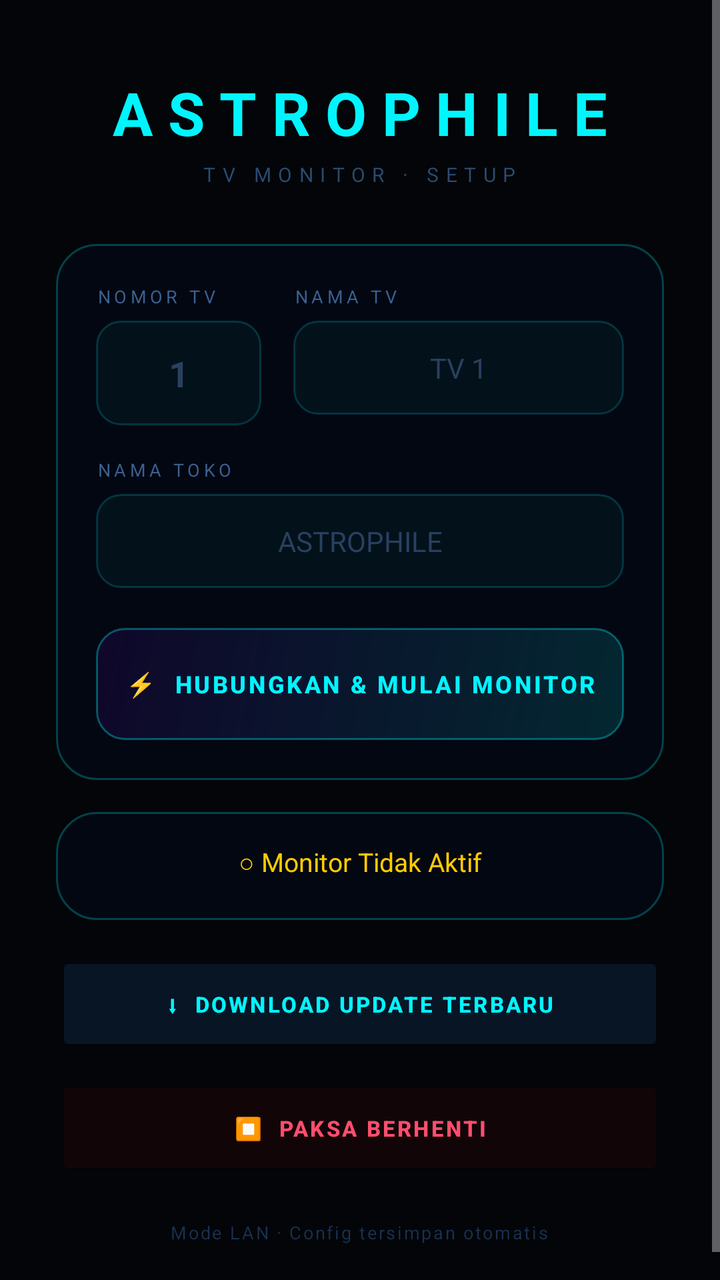
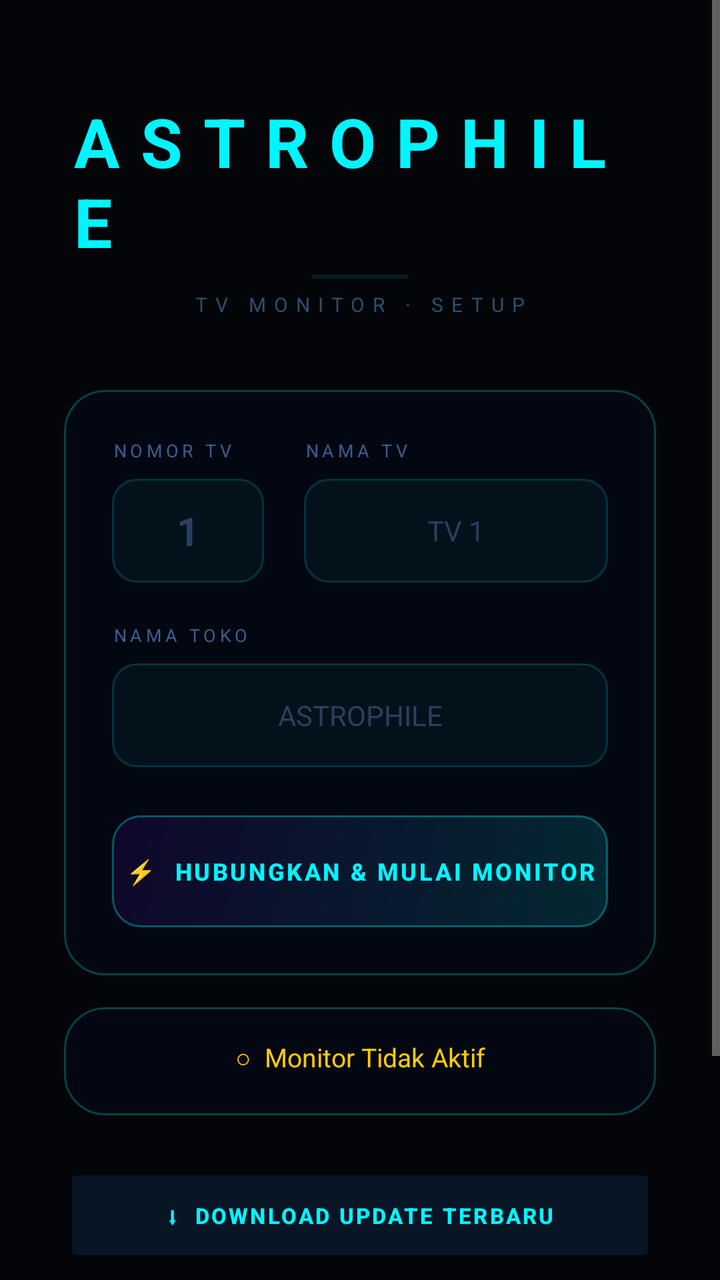

The first picture is an Android layout as it rendered before a commit; the second is the same layout after the commit. The layout source and the unified diff follow.
<!-- AndroidManifest.xml: application theme Theme.AppCompat.NoActionBar -->
<!-- res/layout/activity_setup.xml -->
<?xml version="1.0" encoding="utf-8"?>
<ScrollView xmlns:android="http://schemas.android.com/apk/res/android"
    android:layout_width="match_parent"
    android:layout_height="match_parent"
    android:background="#030508"
    android:fillViewport="true">

    <LinearLayout
        android:layout_width="match_parent"
        android:layout_height="wrap_content"
        android:orientation="vertical"
        android:gravity="center_horizontal"
        android:paddingStart="28dp"
        android:paddingEnd="28dp"
        android:paddingTop="36dp"
        android:paddingBottom="32dp">

        
        <TextView
            android:layout_width="wrap_content"
            android:layout_height="wrap_content"
            android:text="ASTROPHILE"
            android:textSize="30sp"
            android:textStyle="bold"
            android:textColor="#00f5ff"
            android:letterSpacing="0.25"
            android:layout_marginBottom="4dp"/>

        <TextView
            android:layout_width="wrap_content"
            android:layout_height="wrap_content"
            android:text="TV MONITOR · SETUP"
            android:textSize="10sp"
            android:textColor="#2a4a70"
            android:letterSpacing="0.35"
            android:layout_marginBottom="28dp"/>

        
        <LinearLayout
            android:layout_width="match_parent"
            android:layout_height="wrap_content"
            android:orientation="vertical"
            android:background="@drawable/card_bg"
            android:padding="20dp"
            android:layout_marginBottom="16dp">

            
            <LinearLayout
                android:layout_width="match_parent"
                android:layout_height="wrap_content"
                android:orientation="horizontal"
                android:layout_marginBottom="16dp">

                
                <LinearLayout
                    android:layout_width="0dp"
                    android:layout_height="wrap_content"
                    android:layout_weight="1"
                    android:orientation="vertical"
                    android:layout_marginEnd="8dp">

                    <TextView
                        android:layout_width="wrap_content"
                        android:layout_height="wrap_content"
                        android:text="NOMOR TV"
                        android:textSize="9sp"
                        android:textColor="#3a6090"
                        android:letterSpacing="0.2"
                        android:layout_marginBottom="6dp"/>

                    <EditText
                        android:id="@+id/etTvNum"
                        android:layout_width="match_parent"
                        android:layout_height="wrap_content"
                        android:hint="1"
                        android:textColorHint="#2a4060"
                        android:textColor="#e8f4ff"
                        android:textSize="18sp"
                        android:textStyle="bold"
                        android:background="@drawable/input_bg"
                        android:padding="14dp"
                        android:gravity="center"
                        android:inputType="number"
                        android:singleLine="true"/>
                </LinearLayout>

                
                <LinearLayout
                    android:layout_width="0dp"
                    android:layout_height="wrap_content"
                    android:layout_weight="2"
                    android:orientation="vertical"
                    android:layout_marginStart="8dp">

                    <TextView
                        android:layout_width="wrap_content"
                        android:layout_height="wrap_content"
                        android:text="NAMA TV"
                        android:textSize="9sp"
                        android:textColor="#3a6090"
                        android:letterSpacing="0.2"
                        android:layout_marginBottom="6dp"/>

                    <EditText
                        android:id="@+id/etTvName"
                        android:layout_width="match_parent"
                        android:layout_height="wrap_content"
                        android:hint="TV 1"
                        android:textColorHint="#2a4060"
                        android:textColor="#e8f4ff"
                        android:textSize="14sp"
                        android:background="@drawable/input_bg"
                        android:padding="14dp"
                        android:gravity="center"
                        android:inputType="text"
                        android:singleLine="true"/>
                </LinearLayout>
            </LinearLayout>

            
            <TextView
                android:layout_width="wrap_content"
                android:layout_height="wrap_content"
                android:text="NAMA TOKO"
                android:textSize="9sp"
                android:textColor="#3a6090"
                android:letterSpacing="0.2"
                android:layout_marginBottom="6dp"/>

            <EditText
                android:id="@+id/etNamaToko"
                android:layout_width="match_parent"
                android:layout_height="wrap_content"
                android:hint="ASTROPHILE"
                android:textColorHint="#2a4060"
                android:textColor="#e8f4ff"
                android:textSize="14sp"
                android:background="@drawable/input_bg"
                android:padding="14dp"
                android:gravity="center"
                android:inputType="textCapCharacters"
                android:singleLine="true"
                android:layout_marginBottom="20dp"/>

            
            <Button
                android:id="@+id/btnConnect"
                android:layout_width="match_parent"
                android:layout_height="56dp"
                android:text="⚡  HUBUNGKAN &amp; MULAI MONITOR"
                android:textColor="#00f5ff"
                android:textSize="12sp"
                android:textStyle="bold"
                android:letterSpacing="0.1"
                android:background="@drawable/btn_connect_bg"/>

        </LinearLayout>

        
        <LinearLayout
            android:layout_width="match_parent"
            android:layout_height="wrap_content"
            android:orientation="vertical"
            android:background="@drawable/card_bg"
            android:padding="16dp"
            android:layout_marginBottom="16dp">

            
            <TextView
                android:id="@+id/tvIpInfo"
                android:layout_width="match_parent"
                android:layout_height="wrap_content"
                android:textSize="12sp"
                android:textColor="#00ff88"
                android:gravity="center"
                android:layout_marginBottom="10dp"
                android:visibility="gone"/>

            
            <TextView
                android:id="@+id/tvStatus"
                android:layout_width="match_parent"
                android:layout_height="wrap_content"
                android:text="○ Monitor Tidak Aktif"
                android:textSize="13sp"
                android:textColor="#ffcc00"
                android:gravity="center"
                android:layout_marginBottom="4dp"/>

            
            <TextView
                android:id="@+id/tvDeviceInfo"
                android:layout_width="match_parent"
                android:layout_height="wrap_content"
                android:textSize="10sp"
                android:textColor="#2a4a6a"
                android:gravity="center"
                android:visibility="gone"/>

        </LinearLayout>

        

        
        <Button
            android:id="@+id/btnDownloadUpdate"
            android:layout_width="match_parent"
            android:layout_height="52dp"
            android:text="⬇  DOWNLOAD UPDATE TERBARU"
            android:textColor="#00f5ff"
            android:textSize="11sp"
            android:textStyle="bold"
            android:letterSpacing="0.1"
            android:backgroundTint="#071525"
            android:layout_marginBottom="10dp"/>

        
        <Button
            android:id="@+id/btnForceStop"
            android:layout_width="match_parent"
            android:layout_height="52dp"
            android:text="⏹  PAKSA BERHENTI"
            android:textColor="#ff4d6d"
            android:textSize="11sp"
            android:textStyle="bold"
            android:letterSpacing="0.1"
            android:backgroundTint="#120508"
            android:layout_marginBottom="20dp"/>

        <TextView
            android:layout_width="wrap_content"
            android:layout_height="wrap_content"
            android:text="Mode LAN · Config tersimpan otomatis"
            android:textSize="9sp"
            android:textColor="#1a3050"
            android:letterSpacing="0.1"/>

    </LinearLayout>
</ScrollView>
<!-- resources referenced by this layout -->
<resources>
  <!-- drawable btn_connect_bg (drawable) -->
  <?xml version="1.0" encoding="utf-8"?>
  <shape xmlns:android="http://schemas.android.com/apk/res/android"
      android:shape="rectangle">
      <gradient
          android:startColor="#2200f5ff"
          android:endColor="#1A7700ff"
          android:angle="135"/>
      <stroke android:width="1dp" android:color="#5500f5ff"/>
      <corners android:radius="14dp"/>
  </shape>
  <!-- drawable card_bg (drawable) -->
  <?xml version="1.0" encoding="utf-8"?>
  <shape xmlns:android="http://schemas.android.com/apk/res/android"
      android:shape="rectangle">
      <solid android:color="#EE040812"/>
      <stroke android:width="1dp" android:color="#4000f5ff"/>
      <corners android:radius="20dp"/>
  </shape>
  <!-- drawable input_bg (drawable) -->
  <?xml version="1.0" encoding="utf-8"?>
  <shape xmlns:android="http://schemas.android.com/apk/res/android"
      android:shape="rectangle">
      <solid android:color="#0A00f5ff"/>
      <stroke android:width="1dp" android:color="#2E00f5ff"/>
      <corners android:radius="12dp"/>
  </shape>
</resources>

<!-- the commit's change to res/layout/activity_setup.xml (unified diff, before → after) -->
@@ -10,30 +10,36 @@
         android:layout_height="wrap_content"
         android:orientation="vertical"
         android:gravity="center_horizontal"
-        android:paddingStart="28dp"
-        android:paddingEnd="28dp"
-        android:paddingTop="36dp"
-        android:paddingBottom="32dp">
+        android:paddingStart="32dp"
+        android:paddingEnd="32dp"
+        android:paddingTop="48dp"
+        android:paddingBottom="40dp">
 
         
         <TextView
             android:layout_width="wrap_content"
             android:layout_height="wrap_content"
             android:text="ASTROPHILE"
-            android:textSize="30sp"
+            android:textSize="34sp"
             android:textStyle="bold"
             android:textColor="#00f5ff"
-            android:letterSpacing="0.25"
+            android:letterSpacing="0.3"
             android:layout_marginBottom="4dp"/>
+
+        <View
+            android:layout_width="48dp"
+            android:layout_height="2dp"
+            android:background="#1A00f5ff"
+            android:layout_marginBottom="6dp"/>
 
         <TextView
             android:layout_width="wrap_content"
             android:layout_height="wrap_content"
             android:text="TV MONITOR · SETUP"
             android:textSize="10sp"
-            android:textColor="#2a4a70"
-            android:letterSpacing="0.35"
-            android:layout_marginBottom="28dp"/>
+            android:textColor="#2a5070"
+            android:letterSpacing="0.4"
+            android:layout_marginBottom="36dp"/>
 
         
         <LinearLayout
@@ -41,7 +47,10 @@
             android:layout_height="wrap_content"
             android:orientation="vertical"
             android:background="@drawable/card_bg"
-            android:padding="20dp"
+            android:paddingStart="24dp"
+            android:paddingEnd="24dp"
+            android:paddingTop="24dp"
+            android:paddingBottom="24dp"
             android:layout_marginBottom="16dp">
 
             
@@ -49,7 +58,7 @@
                 android:layout_width="match_parent"
                 android:layout_height="wrap_content"
                 android:orientation="horizontal"
-                android:layout_marginBottom="16dp">
+                android:layout_marginBottom="20dp">
 
                 
                 <LinearLayout
@@ -57,7 +66,7 @@
                     android:layout_height="wrap_content"
                     android:layout_weight="1"
                     android:orientation="vertical"
-                    android:layout_marginEnd="8dp">
+                    android:layout_marginEnd="10dp">
 
                     <TextView
                         android:layout_width="wrap_content"
@@ -66,19 +75,20 @@
                         android:textSize="9sp"
                         android:textColor="#3a6090"
                         android:letterSpacing="0.2"
-                        android:layout_marginBottom="6dp"/>
+                        android:layout_marginBottom="8dp"/>
 
                     <EditText
                         android:id="@+id/etTvNum"
                         android:layout_width="match_parent"
-                        android:layout_height="wrap_content"
+                        android:layout_height="52dp"
                         android:hint="1"
                         android:textColorHint="#2a4060"
                         android:textColor="#e8f4ff"
-                        android:textSize="18sp"
+                        android:textSize="20sp"
                         android:textStyle="bold"
                         android:background="@drawable/input_bg"
-                        android:padding="14dp"
+                        android:paddingStart="14dp"
+                        android:paddingEnd="14dp"
                         android:gravity="center"
                         android:inputType="number"
                         android:singleLine="true"/>
@@ -90,7 +100,7 @@
                     android:layout_height="wrap_content"
                     android:layout_weight="2"
                     android:orientation="vertical"
-                    android:layout_marginStart="8dp">
+                    android:layout_marginStart="10dp">
 
                     <TextView
                         android:layout_width="wrap_content"
@@ -99,18 +109,19 @@
                         android:textSize="9sp"
                         android:textColor="#3a6090"
                         android:letterSpacing="0.2"
-                        android:layout_marginBottom="6dp"/>
+                        android:layout_marginBottom="8dp"/>
 
                     <EditText
                         android:id="@+id/etTvName"
                         android:layout_width="match_parent"
-                        android:layout_height="wrap_content"
+                        android:layout_height="52dp"
                         android:hint="TV 1"
                         android:textColorHint="#2a4060"
                         android:textColor="#e8f4ff"
                         android:textSize="14sp"
                         android:background="@drawable/input_bg"
-                        android:padding="14dp"
+                        android:paddingStart="14dp"
+                        android:paddingEnd="14dp"
                         android:gravity="center"
                         android:inputType="text"
                         android:singleLine="true"/>
@@ -125,22 +136,23 @@
                 android:textSize="9sp"
                 android:textColor="#3a6090"
                 android:letterSpacing="0.2"
-                android:layout_marginBottom="6dp"/>
+                android:layout_marginBottom="8dp"/>
 
             <EditText
                 android:id="@+id/etNamaToko"
                 android:layout_width="match_parent"
-                android:layout_height="wrap_content"
+                android:layout_height="52dp"
                 android:hint="ASTROPHILE"
                 android:textColorHint="#2a4060"
                 android:textColor="#e8f4ff"
                 android:textSize="14sp"
                 android:background="@drawable/input_bg"
-                android:padding="14dp"
+                android:paddingStart="14dp"
+                android:paddingEnd="14dp"
                 android:gravity="center"
                 android:inputType="textCapCharacters"
                 android:singleLine="true"
-                android:layout_marginBottom="20dp"/>
+                android:layout_marginBottom="24dp"/>
 
             
             <Button
@@ -162,8 +174,11 @@
             android:layout_height="wrap_content"
             android:orientation="vertical"
             android:background="@drawable/card_bg"
-            android:padding="16dp"
-            android:layout_marginBottom="16dp">
+            android:paddingStart="20dp"
+            android:paddingEnd="20dp"
+            android:paddingTop="16dp"
+            android:paddingBottom="16dp"
+            android:layout_marginBottom="24dp">
 
             
             <TextView
@@ -173,7 +188,7 @@
                 android:textSize="12sp"
                 android:textColor="#00ff88"
                 android:gravity="center"
-                android:layout_marginBottom="10dp"
+                android:layout_marginBottom="8dp"
                 android:visibility="gone"/>
 
             
@@ -181,7 +196,7 @@
                 android:id="@+id/tvStatus"
                 android:layout_width="match_parent"
                 android:layout_height="wrap_content"
-                android:text="○ Monitor Tidak Aktif"
+                android:text="○  Monitor Tidak Aktif"
                 android:textSize="13sp"
                 android:textColor="#ffcc00"
                 android:gravity="center"
@@ -225,15 +240,16 @@
             android:textStyle="bold"
             android:letterSpacing="0.1"
             android:backgroundTint="#120508"
-            android:layout_marginBottom="20dp"/>
-
+            android:layout_marginBottom="28dp"/>
+
+        
         <TextView
             android:layout_width="wrap_content"
             android:layout_height="wrap_content"
-            android:text="Mode LAN · Config tersimpan otomatis"
+            android:text="Mode LAN  ·  Config tersimpan otomatis"
             android:textSize="9sp"
             android:textColor="#1a3050"
-            android:letterSpacing="0.1"/>
+            android:letterSpacing="0.15"/>
 
     </LinearLayout>
 </ScrollView>
